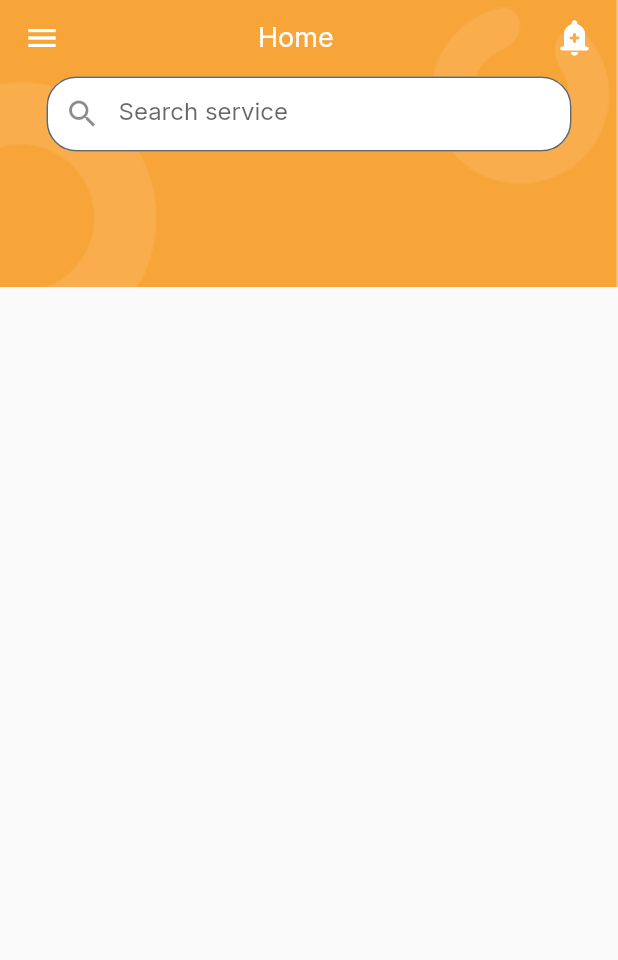
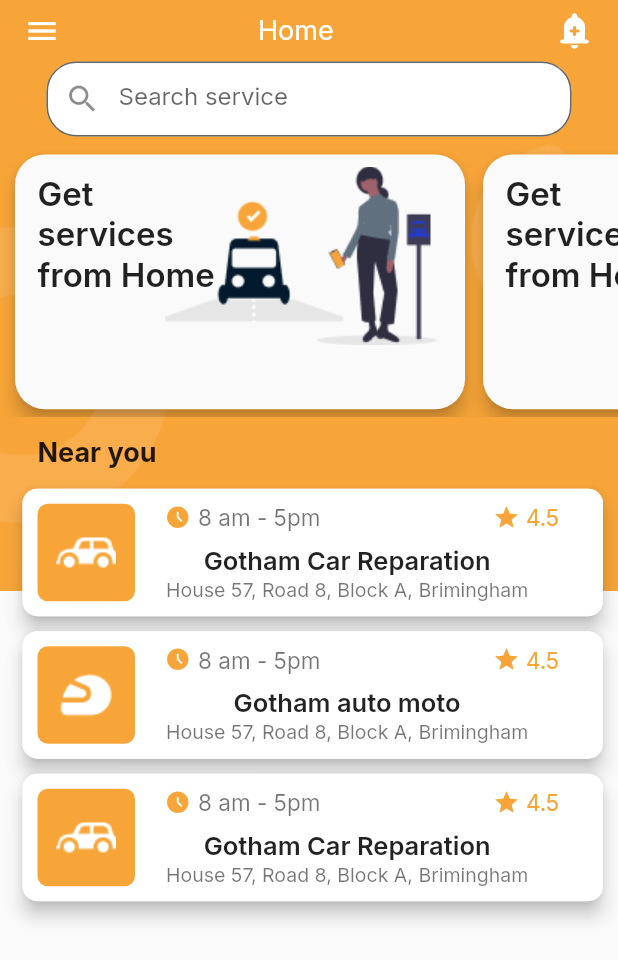
Before and after one commit to merieme04/Giroux-Autocar, a Flutter app: the Home screen opened directly, on a phone screen of 412 x 824 dp. Shown: the top 960 px of the screen. Run offline on Flutter 3.47's test engine with Material 2 defaults, Android fonts, the phone set to English and light mode, and no system bars; our stand-ins replace google_fonts; missing offline and left inert: linkable, onboarding.

Commit message:
add home in float menu

```diff
--- a/lib/component/home.dart
+++ /dev/null
@@ -1,66 +0,0 @@
-import 'package:flutter/material.dart';
-import 'package:google_fonts/google_fonts.dart';
-
-class Home extends StatelessWidget {
-  const Home({Key? key}) : super(key: key);
-
-  @override
-  Widget build(BuildContext context) {
-    return Scaffold(
-      drawer: Drawer(),
-      appBar: AppBar(
-        elevation: 0,
-        bottom: PreferredSize(
-          preferredSize: Size.fromHeight(135),
-          child: Padding(
-            padding: EdgeInsets.only(bottom: 90),
-            child: SizedBox(
-              width: 350,
-              height: 50,
-              child: TextField(
-                style: GoogleFonts.inter(color: Colors.black87),
-                decoration: const InputDecoration(
-                  fillColor: Color(0xffffffff),
-                  filled: true,
-                  border: OutlineInputBorder(
-                    borderRadius: BorderRadius.all(
-                      Radius.circular(20),
-                    ),
-                  ),
-                  hintText: "Search service",
-                  prefixIcon: Icon(
-                    Icons.search,
-                  ),
-                ),
-              ),
-            ),
-          ),
-        ),
-        flexibleSpace: Image(
-          image: AssetImage('assets/appbarimage.png'),
-          fit: BoxFit.cover,
-        ),
-        backgroundColor: Colors.transparent,
-        title: Padding(
-          padding: const EdgeInsets.only(left: 100),
-          child: Text(
-            "Home",
-            style: GoogleFonts.inter(fontSize: 18, fontWeight: FontWeight.w400),
-          ),
-        ),
-        actions: [
-          Padding(
-            padding: const EdgeInsets.only(right: 15),
-            child: Icon(
-              Icons.add_alert_rounded,
-              size: 28,
-            ),
-          )
-        ],
-      ),
-      body: Stack(
-        children: [ListTile()],
-      ),
-    );
-  }
-}
--- /dev/null
+++ b/lib/home.dart
@@ -0,0 +1,319 @@
+import 'package:flutter/material.dart';
+import 'package:google_fonts/google_fonts.dart';
+
+class Home extends StatelessWidget {
+  const Home({Key? key}) : super(key: key);
+
+  @override
+  Widget build(BuildContext context) {
+    return Scaffold(
+      drawer: Drawer(),
+      appBar: AppBar(
+        elevation: 0,
+        bottom: PreferredSize(
+          preferredSize: Size.fromHeight(35),
+          child: SizedBox(
+            width: 350,
+            height: 50,
+            child: TextField(
+              style: GoogleFonts.inter(color: Colors.black87),
+              decoration: const InputDecoration(
+                fillColor: Color(0xffffffff),
+                filled: true,
+                border: OutlineInputBorder(
+                  borderRadius: BorderRadius.all(
+                    Radius.circular(20),
+                  ),
+                ),
+                hintText: "Search service",
+                prefixIcon: Icon(
+                  Icons.search,
+                ),
+              ),
+            ),
+          ),
+        ),
+        backgroundColor: Colors.transparent,
+        title: Padding(
+          padding: const EdgeInsets.only(left: 100),
+          child: Text(
+            "Home",
+            style: GoogleFonts.inter(fontSize: 18, fontWeight: FontWeight.w400),
+          ),
+        ),
+        actions: [
+          Padding(
+            padding: const EdgeInsets.only(right: 15),
+            child: Icon(
+              Icons.add_alert_rounded,
+              size: 28,
+            ),
+          )
+        ],
+      ),
+      body: Stack(
+        clipBehavior: Clip.none,
+        children: [
+          Positioned(
+            bottom: 430,
+            child: SizedBox(
+              width: 450,
+              child: Image(
+                image: AssetImage('assets/appbarimage.png'),
+                fit: BoxFit.cover,
+              ),
+            ),
+          ),
+          Column(
+            children: [
+              Flexible(
+                flex: 3,
+                child: ListView(
+                  padding: EdgeInsets.only(top: 12, bottom: 5),
+                  scrollDirection: Axis.horizontal,
+                  children: [
+                    Padding(
+                      padding: const EdgeInsets.only(left: 10.0),
+                      child: Material(
+                        elevation: 5,
+                        borderRadius: BorderRadius.circular(20.0),
+                        child: Container(
+                          width: 300,
+                          child: Stack(
+                            children: [
+                              Positioned(
+                                top: 8,
+                                left: 100,
+                                child: Image(
+                                  image: AssetImage("assets/GetServices1.png"),
+                                ),
+                              ),
+                              Positioned(
+                                top: 13,
+                                left: 15,
+                                child: Text(
+                                  "Get\nservices\nfrom Home",
+                                  style: GoogleFonts.inter(
+                                      fontWeight: FontWeight.w600,
+                                      fontSize: 22),
+                                ),
+                              )
+                            ],
+                          ),
+                        ),
+                      ),
+                    ),
+                    Padding(
+                      padding: const EdgeInsets.only(left: 12, right: 12),
+                      child: Material(
+                        elevation: 5,
+                        borderRadius: BorderRadius.circular(20.0),
+                        child: Container(
+                          width: 300,
+                          child: Stack(
+                            children: [
+                              Positioned(
+                                left: 130,
+                                top: 0.001,
+                                bottom: 0.001,
+                                child: Image(
+                                  image: AssetImage("assets/Getservices2.png"),
+                                ),
+                              ),
+                              Positioned(
+                                top: 13,
+                                left: 15,
+                                child: Text(
+                                  "Get\nservices\nfrom Home",
+                                  style: GoogleFonts.inter(
+                                      fontWeight: FontWeight.w600,
+                                      fontSize: 22),
+                                ),
+                              ),
+                            ],
+                          ),
+                        ),
+                      ),
+                    ),
+                  ],
+                ),
+              ),
+              Row(
+                children: [
+                  Padding(
+                    padding: const EdgeInsets.only(
+                        bottom: 10, top: 10, left: 25.0, right: 220),
+                    child: Text(
+                      "Near you",
+                      style: GoogleFonts.inter(
+                          fontSize: 18, fontWeight: FontWeight.bold),
+                    ),
+                  ),
+                  ElevatedButton(
+                    child: Text(
+                      "See all",
+                      style: GoogleFonts.inter(
+                        fontSize: 15,
+                        color: Color(0xffF7A538),
+                      ),
+                    ),
+                    onPressed: () {},
+                    style: ButtonStyle(
+                      elevation: MaterialStatePropertyAll(0),
+                      backgroundColor: MaterialStatePropertyAll(
+                        Colors.transparent,
+                      ),
+                    ),
+                  ),
+                ],
+              ),
+              Flexible(
+                flex: 8,
+                child: ListView(
+                  scrollDirection: Axis.vertical,
+                  children: [
+                    Padding(
+                      padding: const EdgeInsets.only(
+                          bottom: 10, left: 15, right: 10),
+                      child: CardService(
+                        text: "Gotham Car Reparation",
+                        image: 'assets/car.png',
+                      ),
+                    ),
+                    Padding(
+                      padding: const EdgeInsets.only(
+                          bottom: 10, left: 15, right: 10),
+                      child: CardService(
+                        text: "Gotham auto moto",
+                        image: 'assets/moto.png',
+                      ),
+                    ),
+                    Padding(
+                      padding: const EdgeInsets.only(left: 15, right: 10),
+                      child: CardService(
+                        text: "Gotham Car Reparation",
+                        image: 'assets/car.png',
+                      ),
+                    )
+                  ],
+                ),
+              ),
+
+            ],
+          ),
+        ],
+      ),
+    );
+  }
+}
+
+class CardService extends StatelessWidget {
+  CardService(
+      {Key? key, required this.image, required this.text})
+      : super(key: key);
+  String image;
+  String text;
+
+  @override
+  Widget build(BuildContext context) {
+    return Material(
+      elevation: 5,
+      borderRadius: BorderRadius.circular(10.0),
+      child: Container(
+        decoration: BoxDecoration(
+          color: Colors.white,
+          borderRadius: BorderRadius.circular(10.0),
+        ),
+        width: 40,
+        height: 85,
+        child: Row(
+          children: [
+            Padding(
+              padding: const EdgeInsets.only(left: 10),
+              child: Container(
+                child: Center(
+                  child: Image(
+                    image: AssetImage(image),
+                  ),
+                ),
+                width: 65,
+                height: 65,
+                decoration: BoxDecoration(
+                  color: Color(0xffF7A538),
+                  borderRadius: BorderRadius.all(
+                    Radius.circular(7.0),
+                  ),
+                ),
+              ),
+            ),
+            Column(
+              children: [
+                Padding(
+                  padding: const EdgeInsets.only(top: 10),
+                  child: Row(
+                    children: [
+                      Padding(
+                        padding: const EdgeInsets.only(left: 20, right: 5),
+                        child: Icon(
+                          Icons.access_time_filled,
+                          color: Color(0xffF7A538),
+                          size: 17,
+                        ),
+                      ),
+                      Text(
+                        "8 am - 5pm",
+                        style: GoogleFonts.inter(
+                            fontSize: 15, color: Colors.black54),
+                      ),
+                      Padding(
+                        padding: const EdgeInsets.only(
+                          left: 115,
+                          right: 4,
+                        ),
+                        child: Icon(
+                          Icons.star,
+                          color: Color(0xffF7A538),
+                          size: 18,
+                        ),
+                      ),
+                      Text(
+                        "4.5",
+                        style: GoogleFonts.inter(
+                          fontSize: 15,
+                          color: Color(0xffF7A538),
+                        ),
+                      ),
+                    ],
+                  ),
+                ),
+                Padding(
+                  padding: const EdgeInsets.only(
+                    top: 10,
+                  ),
+                  child: Row(
+                    children: [
+                      Text(
+                        text,
+                        style: GoogleFonts.inter(
+                            fontWeight: FontWeight.w600, fontSize: 17),
+                      ),
+                    ],
+                  ),
+                ),
+                Row(
+                  children: [
+                    Text(
+                      "House 57, Road 8, Block A, Brimingham",
+                      style: GoogleFonts.inter(
+                          color: Colors.black54, fontSize: 13),
+                    ),
+                  ],
+                ),
+              ],
+            ),
+          ],
+        ),
+      ),
+    );
+  }
+}
--- a/lib/home1.dart
+++ /dev/null
@@ -1,18 +0,0 @@
-import 'package:flutter/material.dart';
-
-class ListHome extends StatelessWidget {
-  const ListHome({Key? key}) : super(key: key);
-
-  @override
-  Widget build(BuildContext context) {
-    return Scaffold(
-      body: Column(
-        children: [
-          ListView(
-            children: [ListTile()],
-          )
-        ],
-      ),
-    );
-  }
-}
--- a/lib/main.dart
+++ b/lib/main.dart
@@ -2,10 +2,10 @@ import 'package:flutter/material.dart';
 import 'package:giroux_autocar/pages/Choose%20a%20vehicle.dart';
 
 import 'package:giroux_autocar/pages/Login.dart';
+import 'package:giroux_autocar/pages/floatMenu.dart';
 import 'package:giroux_autocar/pages/onboarding1.dart';
 
-import 'component/home.dart';
-import 'home1.dart';
+import 'home.dart';
 import 'pages/Signup.dart';
 import 'pages/Verification.dart';
 
@@ -20,7 +20,7 @@ class MyApp extends StatelessWidget {
   Widget build(BuildContext context) {
     return MaterialApp(
       debugShowCheckedModeBanner: false,
-      home: Onboarding1(),
+      home: FloatMenu(),
     );
   }
 }
--- /dev/null
+++ b/lib/pages/floatMenu.dart
@@ -0,0 +1,69 @@
+import 'package:flutter/material.dart';
+
+import '../home.dart';
+
+class FloatMenu extends StatefulWidget {
+  const FloatMenu({Key? key}) : super(key: key);
+
+  @override
+  State<FloatMenu> createState() => _FloatMenuState();
+}
+
+class _FloatMenuState extends State<FloatMenu> {
+  int _selectedIndex = 0;
+
+  void _onItemTapped(int index) {
+    setState(() {
+      _selectedIndex = index;
+    });
+  }
+
+  static const List<Widget> _widgetOptions = <Widget>[
+    Home(),
+    Text(
+      'Not find',
+    ),
+    Text(
+      ' Not find',
+    ),
+    Text(
+      'Not find',
+    ),
+  ];
+
+  @override
+  Widget build(BuildContext context) {
+    return Scaffold(
+      body: Center(
+        child: _widgetOptions.elementAt(_selectedIndex),
+      ),
+      bottomNavigationBar: BottomNavigationBar(
+        elevation: 0,
+        items: [
+          BottomNavigationBarItem(
+            icon: Icon(Icons.home),
+            label: 'Home',
+          ),
+          BottomNavigationBarItem(
+            icon: Icon(Icons.settings),
+            label: 'Services',
+          ),
+          BottomNavigationBarItem(
+            icon: Icon(Icons.message),
+            label: 'Consultation',
+          ),
+          BottomNavigationBarItem(
+            icon: Icon(
+              Icons.person,
+            ),
+            label: 'Profile',
+          ),
+        ],
+        currentIndex: _selectedIndex,
+        selectedItemColor: Color(0xffF7A538),
+        unselectedItemColor: Colors.black54,
+        onTap: _onItemTapped,
+      ),
+    );
+  }
+}
```
Also changed, not shown: assets/GetServices1.png (added), assets/Getservices2.png (added), assets/car.png (added), assets/moto.png (added).
